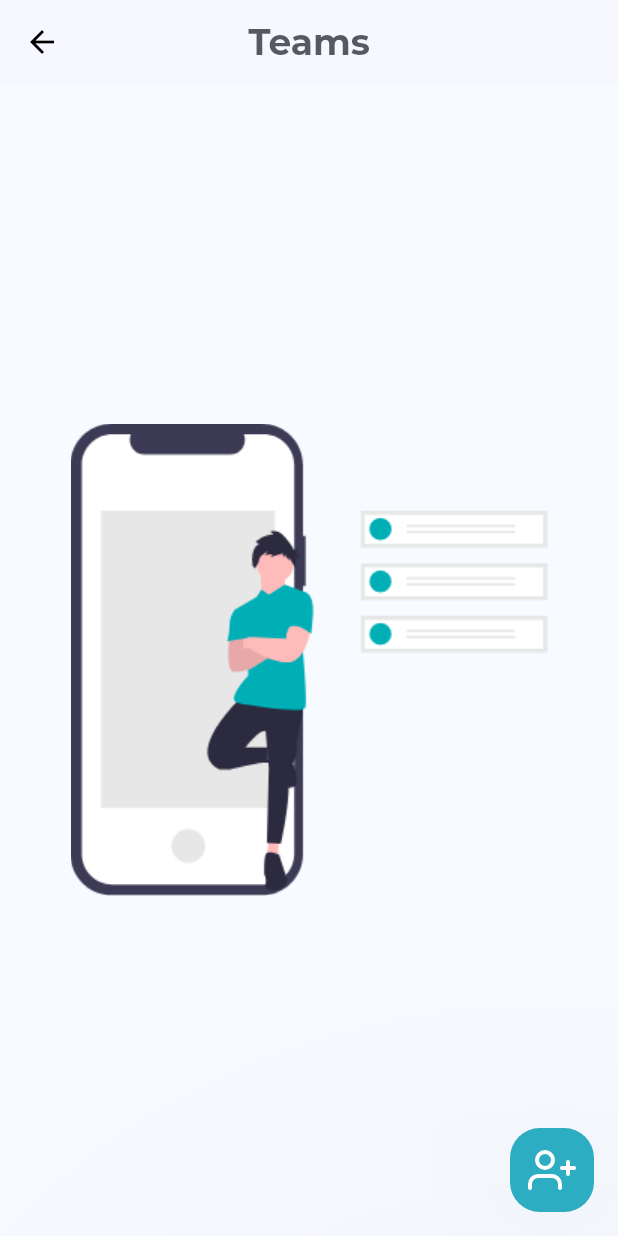
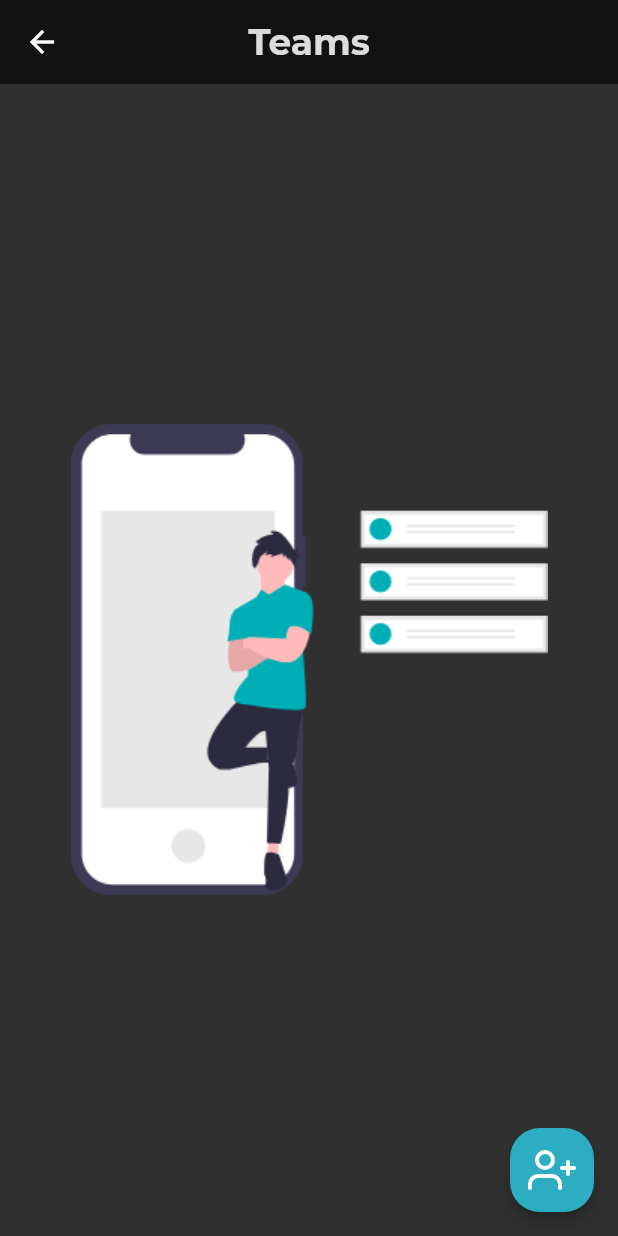
Before and after one commit to Runbhumi/Runbhumi, a Flutter app: the TeamsList screen opened directly, on a phone screen of 412 x 824 dp. Run offline on Flutter 3.47's test engine with Material 2 defaults, Android fonts, the phone set to English and light mode, and no system bars; our stand-ins replace bubble_tab_indicator, cloud_firestore, datetime_picker_formfield, firebase_auth, firebase_core, firebase_storage and 6 more; missing offline and left inert: connectivity_widget; accounts and stored records are empty; project files that could hold a hidden picture were left out.

Commit message:
✨fixed theme for dark mode

```diff
--- a/lib/utils/theme_config.dart
+++ b/lib/utils/theme_config.dart
@@ -59,7 +59,7 @@ class ThemeNotifier extends ChangeNotifier {
       primaryColorBrightness: Brightness.light,
       backgroundColor: Color(0xff393E46),
       floatingActionButtonTheme: FloatingActionButtonThemeData(
-        elevation: 200,
+        elevation: 0,
         backgroundColor: Color(0xff2dadc2),
         shape: RoundedRectangleBorder(
           borderRadius: BorderRadius.all(Radius.circular(20)),
@@ -67,17 +67,18 @@ class ThemeNotifier extends ChangeNotifier {
         foregroundColor: Colors.white,
       ),
     ),
+    //dark theme
     ThemeData(
       visualDensity: VisualDensity.adaptivePlatformDensity,
       cardTheme: CardTheme(
-        shadowColor: Color(0xff2dadc2),
+        shadowColor: Color(0xaa333333),
         shape: RoundedRectangleBorder(
           borderRadius: BorderRadius.all(Radius.circular(20)),
         ),
-        elevation: 20,
+        elevation: 10,
       ),
       floatingActionButtonTheme: FloatingActionButtonThemeData(
-        elevation: 200,
+        elevation: 4,
         backgroundColor: Color(0xff2dadc2),
         shape: RoundedRectangleBorder(
           borderRadius: BorderRadius.all(Radius.circular(20)),
@@ -85,7 +86,7 @@ class ThemeNotifier extends ChangeNotifier {
         foregroundColor: Colors.white,
       ),
       appBarTheme: AppBarTheme(
-        color: Color((0xff121212)),
+        color: Color(0xff121212),
         elevation: 0,
         brightness: Brightness.dark,
         centerTitle: true,
@@ -113,15 +114,14 @@ class ThemeNotifier extends ChangeNotifier {
           borderSide: BorderSide(color: Color(00000000)),
         ),
       ),
-      primaryColor: Color(0xff00adb5),
-      // primaryColor: Color(0xff00d2ff),
-      primaryColorLight: Color(0xffc2fcff),
-      primaryColorDark: Color(0xff004E52),
-      accentColor: Color(0xffEA526F),
-      buttonColor: Color(0xffEA526F),
+      primaryColor: Color(0xff2dadc2),
+      primaryColorLight: Color(0xff00d2ff),
+      primaryColorDark: Color(0xff0052ff),
+      accentColor: Color(0xff00d2ff),
+      buttonColor: Color(0xff00d2ff),
       bottomNavigationBarTheme: BottomNavigationBarThemeData(
         backgroundColor: Colors.black45,
-        elevation: 10,
+        elevation: 0,
         selectedItemColor: Color(0xff00adb5),
       ),
       fontFamily: 'Montserrat',
@@ -130,8 +130,8 @@ class ThemeNotifier extends ChangeNotifier {
     ),
   ];
 
-  MyTheme _current = MyTheme.Light;
-  ThemeData _currentTheme = themes[0];
+  MyTheme _current = MyTheme.Dark;
+  ThemeData _currentTheme = themes[1];
 
   set currentTheme(theme) {
     if (theme != null) {
```
